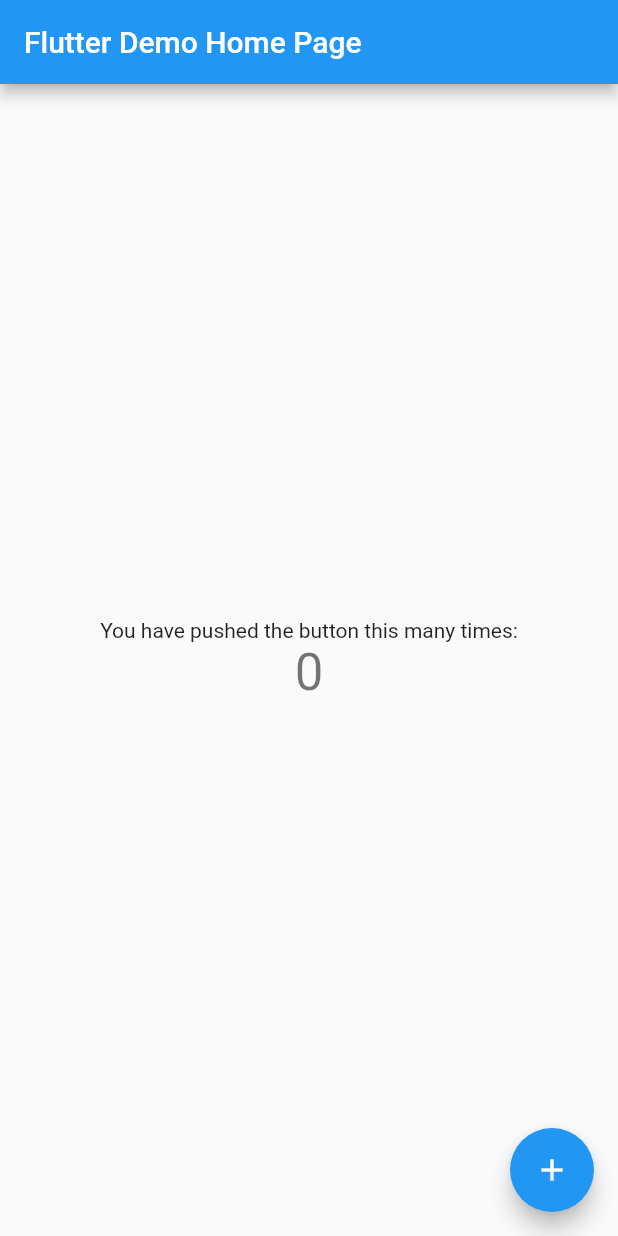
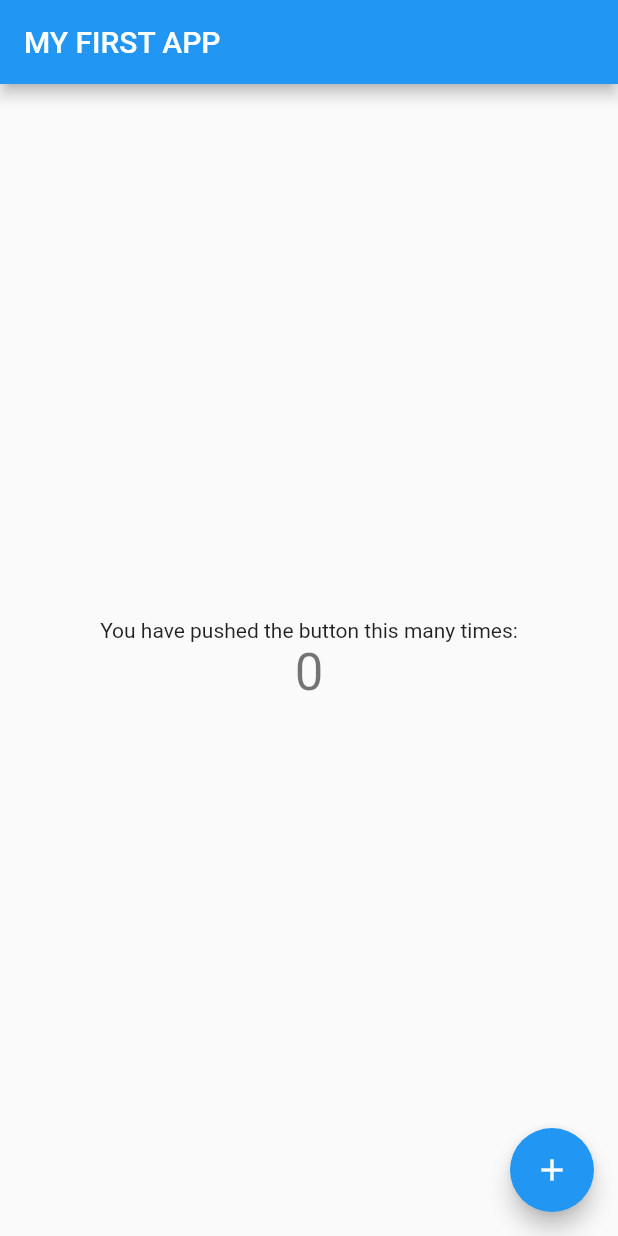
Before and after one commit to UMAIDAKHTAR/FIRST_FLUTTER_PROJECT, a Flutter app: the screen it shows after launch, on a phone screen of 412 x 824 dp. Run offline on Flutter 3.47's test engine with Material 2 defaults, Android fonts, the phone set to English and light mode, and no system bars.

Commit message:
appbar title changed

```diff
--- a/lib/main.dart
+++ b/lib/main.dart
@@ -24,7 +24,7 @@ class MyApp extends StatelessWidget {
         // is not restarted.
         primarySwatch: Colors.blue,
       ),
-      home: const MyHomePage(title: 'Flutter Demo Home Page'),
+      home: const MyHomePage(title: 'MY FIRST APP'),
     );
   }
 }
```
